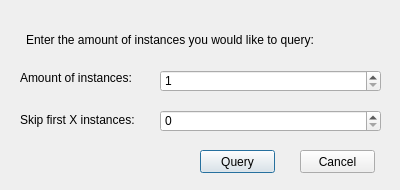
The window that dialogs/ui/querylimitedinstancesdialog.ui (sparqlunicorn/sparqlunicornGoesGIS) describes before a commit, drawn with Qt 5.
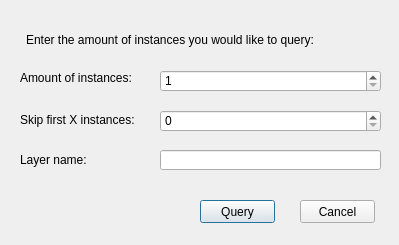
The same window after the commit.

Commit message: interface cleanup and tree order fixes

```diff
--- a/dialogs/ui/querylimitedinstancesdialog.ui
+++ b/dialogs/ui/querylimitedinstancesdialog.ui
@@ -6,8 +6,8 @@
    <rect>
     <x>0</x>
     <y>0</y>
-    <width>400</width>
-    <height>190</height>
+    <width>399</width>
+    <height>245</height>
    </rect>
   </property>
   <property name="windowTitle">
@@ -17,7 +17,7 @@
    <property name="geometry">
     <rect>
      <x>200</x>
-     <y>150</y>
+     <y>200</y>
      <width>75</width>
      <height>23</height>
     </rect>
@@ -30,7 +30,7 @@
    <property name="geometry">
     <rect>
      <x>300</x>
-     <y>150</y>
+     <y>200</y>
      <width>75</width>
      <height>23</height>
     </rect>
@@ -107,6 +107,29 @@
     <number>999999999</number>
    </property>
   </widget>
+  <widget class="QLabel" name="skipFirstInstancesLabel_2">
+   <property name="geometry">
+    <rect>
+     <x>20</x>
+     <y>150</y>
+     <width>101</width>
+     <height>20</height>
+    </rect>
+   </property>
+   <property name="text">
+    <string>Layer name:</string>
+   </property>
+  </widget>
+  <widget class="QLineEdit" name="lineEdit">
+   <property name="geometry">
+    <rect>
+     <x>160</x>
+     <y>150</y>
+     <width>221</width>
+     <height>20</height>
+    </rect>
+   </property>
+  </widget>
  </widget>
  <resources/>
  <connections/>
```
The commit also changes 4 other files.
